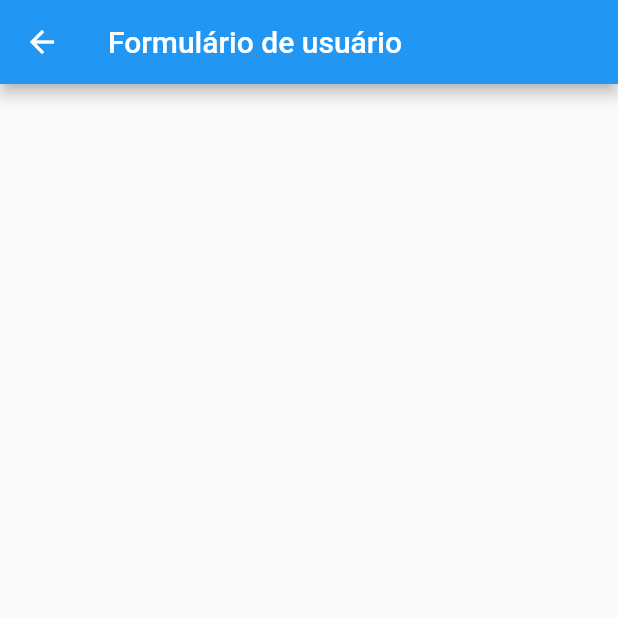
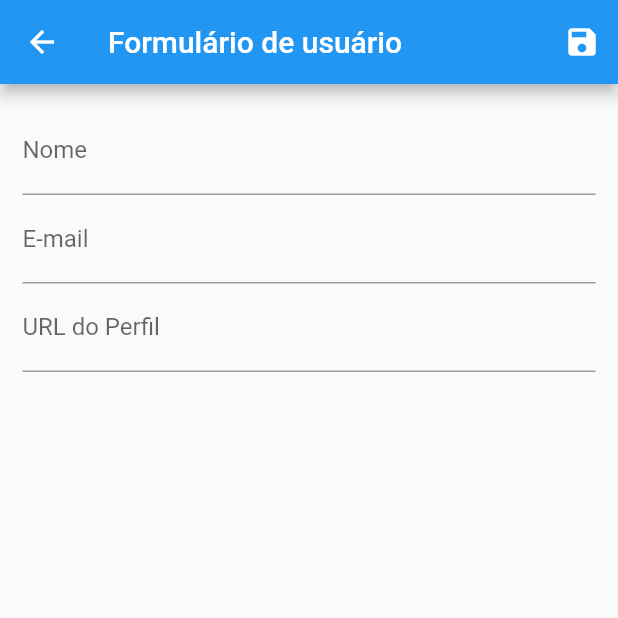
Before and after one commit to viniciusBotelho625/Agenda-phone, a Flutter app: the UserForm screen opened by its route, on a phone screen of 412 x 824 dp, the top half of it. Run offline on Flutter 3.47's test engine with Material 2 defaults, Android fonts, the light colour scheme and no system bars; network calls fail.

Commit message:
Formulário de incluir novo usuário

```diff
--- a/lib/views/user_form.dart
+++ b/lib/views/user_form.dart
@@ -1,11 +1,72 @@
+import 'package:app_crud/models/user.dart';
+import 'package:app_crud/provider/users.dart';
 import 'package:flutter/material.dart';
+import 'package:provider/provider.dart';
 
 class UserForm extends StatelessWidget {
+  final _form = GlobalKey<FormState>();
+  final Map<String, String> _formData = {};
+
   @override
   Widget build(BuildContext context) {
     return Scaffold(
       appBar: AppBar(
         title: Text('Formulário de usuário'),
+        actions: <Widget>[
+          IconButton(
+            icon: Icon(Icons.save),
+            onPressed: () {
+              final isValid = _form.currentState.validate();
+
+              if (isValid) {
+                _form.currentState.save();
+
+                Provider.of<Users>(context, listen: false).put(
+                  User(
+                    id: _formData['id'],
+                    name: _formData['name'],
+                    email: _formData['email'],
+                    avatarUrl: _formData['avatarUrl'],
+                  ),
+                );
+
+                Navigator.of(context).pop();
+              }
+            },
+          )
+        ],
+      ),
+      body: Padding(
+        padding: EdgeInsets.all(15),
+        child: Form(
+          key: _form,
+          child: Column(
+            children: <Widget>[
+              TextFormField(
+                decoration: InputDecoration(labelText: 'Nome'),
+                validator: (value) {
+                  if (value == null || value.isEmpty) {
+                    return 'Nome inválido';
+                  }
+                  if (value.trim().length < 3) {
+                    return 'Nome deve ter mais que 2 caracteres';
+                  }
+
+                  return null;
+                },
+                onSaved: (value) => _formData['name'] = value,
+              ),
+              TextFormField(
+                decoration: InputDecoration(labelText: 'E-mail'),
+                onSaved: (value) => _formData['email'] = value,
+              ),
+              TextFormField(
+                decoration: InputDecoration(labelText: 'URL do Perfil'),
+                onSaved: (value) => _formData['avatarUrl'] = value,
+              ),
+            ],
+          ),
+        ),
       ),
     );
   }
```
Also changed, not shown: lib/components/user.tile.dart (+7 -1 lines), lib/views/user_list.dart (+6 -1 lines).
